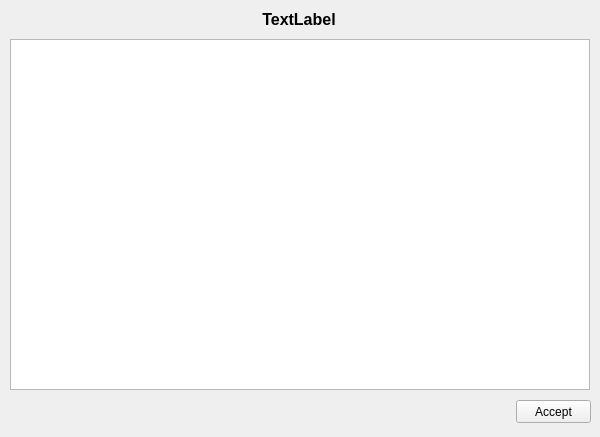
This is src/FileFormazioniViewer.ui in wdastru/FantaCalcGui as Qt 5 draws it before an edit. The edited form follows.
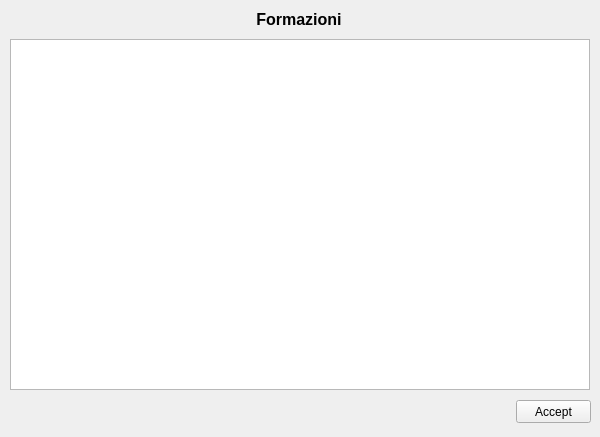
This is the edited form.

Patch:
```diff
--- a/src/FileFormazioniViewer.ui
+++ b/src/FileFormazioniViewer.ui
@@ -27,7 +27,7 @@
 &lt;html&gt;&lt;head&gt;&lt;meta name=&quot;qrichtext&quot; content=&quot;1&quot; /&gt;&lt;style type=&quot;text/css&quot;&gt;
 p, li { white-space: pre-wrap; }
 &lt;/style&gt;&lt;/head&gt;&lt;body style=&quot; font-family:'MS Shell Dlg 2'; font-size:8.25pt; font-weight:400; font-style:normal;&quot;&gt;
-&lt;p align=&quot;center&quot; style=&quot; margin-top:0px; margin-bottom:0px; margin-left:0px; margin-right:0px; -qt-block-indent:0; text-indent:0px;&quot;&gt;&lt;span style=&quot; font-size:12pt; font-weight:600;&quot;&gt;TextLabel&lt;/span&gt;&lt;/p&gt;&lt;/body&gt;&lt;/html&gt;</string>
+&lt;p align=&quot;center&quot; style=&quot; margin-top:0px; margin-bottom:0px; margin-left:0px; margin-right:0px; -qt-block-indent:0; text-indent:0px;&quot;&gt;&lt;span style=&quot; font-size:12pt; font-weight:600;&quot;&gt;Formazioni&lt;/span&gt;&lt;/p&gt;&lt;/body&gt;&lt;/html&gt;</string>
    </property>
   </widget>
   <widget class="QPlainTextEdit" name="plainTextEdit">
```
Left out of the diff: 2 changed lines with no effect on the pictures.
